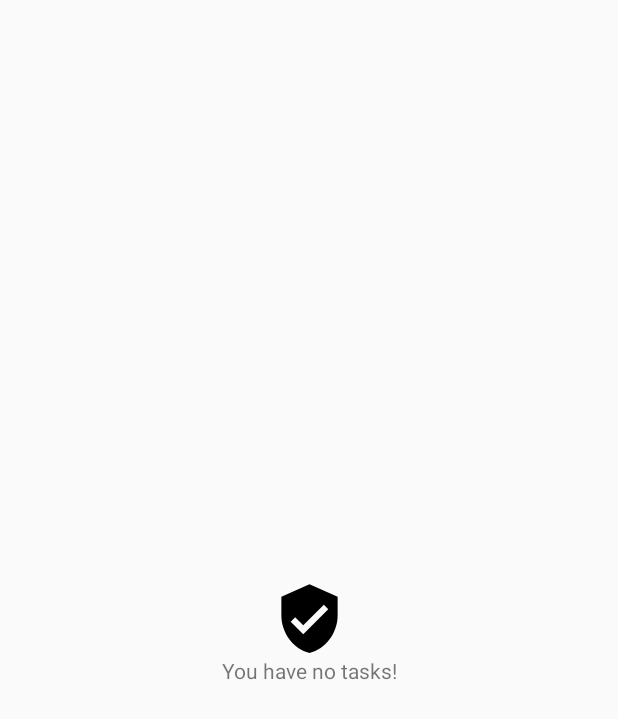
After one commit to trubin23/tasks-mvp-clean, an Android app: the layout tasks_frag.xml on its own in the app's theme, with its tools: preview values and no code run, on a phone screen of 412 x 824 dp. The commit adds this screen. Shown: the top 719 px of the screen. Run offline under Robolectric (Android 15) with nearby library versions, the phone set to English and light mode, and no system bars.

Commit message:
fill tasks_frag layout

```diff
--- /dev/null
+++ b/app/src/main/res/drawable/ic_verified.xml
@@ -0,0 +1,9 @@
+<vector xmlns:android="http://schemas.android.com/apk/res/android"
+        android:width="24dp"
+        android:height="24dp"
+        android:viewportWidth="24.0"
+        android:viewportHeight="24.0">
+    <path
+        android:fillColor="#FF000000"
+        android:pathData="M12,1L3,5v6c0,5.55 3.84,10.74 9,12 5.16,-1.26 9,-6.45 9,-12L21,5l-9,-4zM10,17l-4,-4 1.41,-1.41L10,14.17l6.59,-6.59L18,9l-8,8z"/>
+</vector>
--- /dev/null
+++ b/app/src/main/res/layout/tasks_frag.xml
@@ -0,0 +1,52 @@
+<?xml version="1.0" encoding="utf-8"?>
+<ru.trubin23.tasks_mvp_clean.tasks.ScrollChildSwipeRefreshLayout xmlns:android="http://schemas.android.com/apk/res/android"
+    xmlns:app="http://schemas.android.com/apk/res-auto"
+    android:id="@+id/refresh_layout"
+    android:layout_width="match_parent"
+    android:layout_height="match_parent">
+
+    <android.support.constraint.ConstraintLayout
+        android:id="@+id/tasks_container"
+        android:layout_width="match_parent"
+        android:layout_height="match_parent">
+
+        <TextView
+            android:id="@+id/filtering_label"
+            android:layout_width="match_parent"
+            android:layout_height="wrap_content"
+            android:paddingStart="@dimen/list_of_items_padding"
+            android:paddingTop="@dimen/activity_padding"
+            android:paddingEnd="@dimen/list_of_items_padding"
+            android:paddingBottom="@dimen/activity_padding"
+            android:textAppearance="@style/TextAppearance.AppCompat.Title" />
+
+        <android.support.v7.widget.RecyclerView
+            android:id="@+id/recycler_view"
+            android:layout_width="match_parent"
+            android:layout_height="0dp"
+            app:layout_constraintBottom_toBottomOf="parent"
+            app:layout_constraintTop_toBottomOf="@+id/filtering_label" />
+
+        <ImageView
+            android:id="@+id/no_tasks_icon"
+            android:layout_width="@dimen/no_tasks_icon_size"
+            android:layout_height="@dimen/no_tasks_icon_size"
+            android:layout_gravity="center"
+            android:src="@drawable/ic_verified"
+            app:layout_constraintBottom_toBottomOf="parent"
+            app:layout_constraintEnd_toEndOf="parent"
+            app:layout_constraintStart_toStartOf="parent"
+            app:layout_constraintTop_toTopOf="parent" />
+
+        <TextView
+            android:id="@+id/no_tasks_text"
+            android:layout_width="wrap_content"
+            android:layout_height="wrap_content"
+            android:text="@string/no_tasks_all"
+            app:layout_constraintEnd_toEndOf="@+id/no_tasks_icon"
+            app:layout_constraintStart_toStartOf="@+id/no_tasks_icon"
+            app:layout_constraintTop_toBottomOf="@+id/no_tasks_icon" />
+
+    </android.support.constraint.ConstraintLayout>
+
+</ru.trubin23.tasks_mvp_clean.tasks.ScrollChildSwipeRefreshLayout>
--- a/app/src/main/res/values/dimens.xml
+++ b/app/src/main/res/values/dimens.xml
@@ -5,4 +5,11 @@
     <dimen name="nav_header_image_size">120dp</dimen>
 
     <dimen name="fab_margin">16dp</dimen>
+
+    <dimen name="activity_padding">16dp</dimen>
+    <dimen name="list_of_items_padding">8dp</dimen>
+
+    <dimen name="item_padding">16dp</dimen>
+
+    <dimen name="no_tasks_icon_size">50dp</dimen>
 </resources>
--- a/app/src/main/res/values/strings.xml
+++ b/app/src/main/res/values/strings.xml
@@ -3,4 +3,8 @@
 
     <string name="statistics">Statistics</string>
     <string name="task_list">Task list</string>
+
+    <string name="no_tasks_active">You have no active tasks!</string>
+    <string name="no_tasks_completed">You have no completed tasks!</string>
+    <string name="no_tasks_all">You have no tasks!</string>
 </resources>
```
Also changed, not shown: app/src/main/res/drawable/ic_check_box.xml (added, +9 -0 lines), app/src/main/res/drawable/ic_check_circle.xml (added, +9 -0 lines), app/src/main/res/layout/task_item.xml (added, +23 -0 lines).
